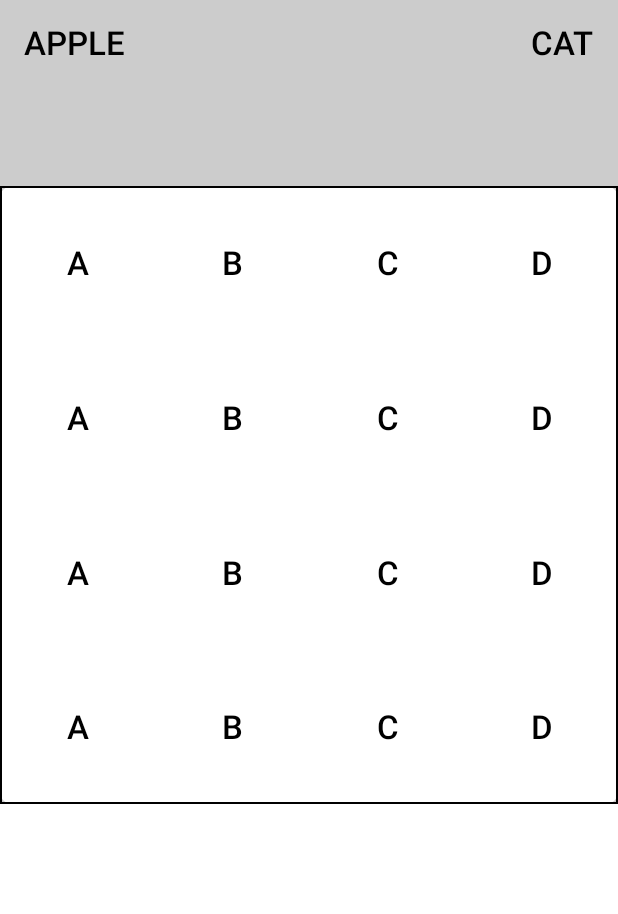
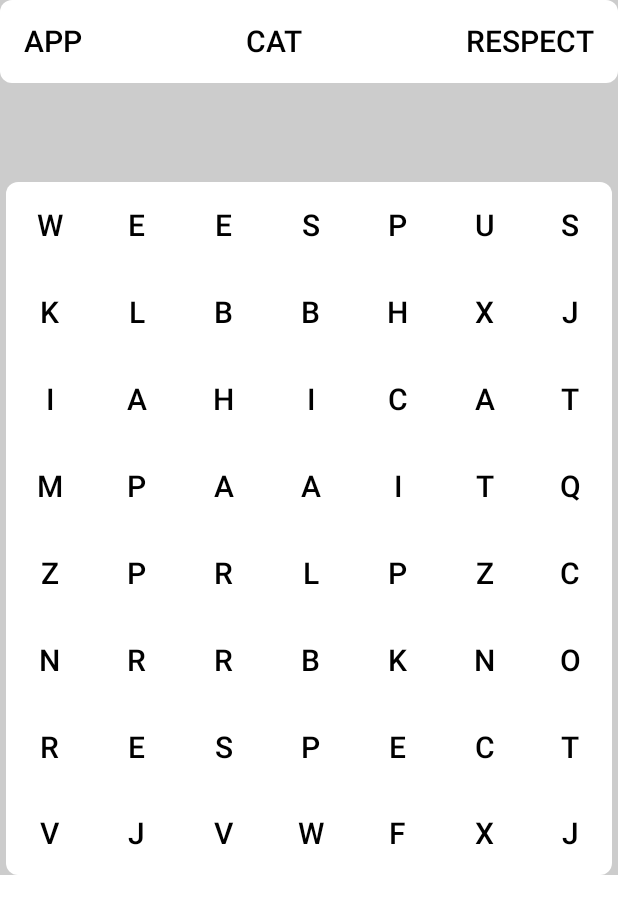
Before and after one commit to ajay020/word-search-game, an Android app built with Jetpack Compose: the @Preview function WordGridPreview, on a phone screen of 412 x 824 dp. Shown: the top 914 px of the screen. Run offline under Robolectric (Android 15) with nearby library versions, the phone set to English and light mode, and no system bars.

Commit message:
fix: fixed the cell size calculation error

```diff
--- a/app/src/main/java/com/example/wordsearch/ui/components/WordGrid.kt
+++ b/app/src/main/java/com/example/wordsearch/ui/components/WordGrid.kt
@@ -22,7 +22,9 @@ import androidx.compose.material3.Text
 import androidx.compose.runtime.Composable
 import androidx.compose.runtime.LaunchedEffect
 import androidx.compose.runtime.collectAsState
+import androidx.compose.runtime.derivedStateOf
 import androidx.compose.runtime.getValue
+import androidx.compose.runtime.remember
 import androidx.compose.ui.Alignment
 import androidx.compose.ui.Modifier
 import androidx.compose.ui.draw.drawBehind
@@ -47,6 +49,7 @@ import androidx.lifecycle.viewmodel.compose.viewModel
 import com.example.wordsearch.data.GridContainerData
 import com.example.wordsearch.data.Line
 import com.example.wordsearch.ui.viewModels.WordGridViewModel
+import com.example.wordsearch.utils.GridUtils.generateGrid
 
 const val TAG = "WordGrid"
 
@@ -71,27 +74,37 @@ fun WordGrid(
     // Use LocalConfiguration to get screen dimensions
     val configuration = LocalConfiguration.current
     val screenWidthDp = configuration.screenWidthDp.dp
+    val padding = 8.dp // for 4.dp padding on each side
+    val adjustedWidth = screenWidthDp - padding
 
-    val numColumns = grid[0].size
+    // Recalculate cell size when the grid changes
+    val cellSize by remember(grid) {
+        derivedStateOf {
+            val numColumns = grid.getOrNull(0)?.size ?: 1
+            when {
+                adjustedWidth < 600.dp -> adjustedWidth / numColumns
+                else -> 56.dp // Large screen size
+            }
+        }
+    }
 
-    Log.d(TAG, " cell size:  ${screenWidthDp/ numColumns}")
+    // Adjust text size based on the number of columns
+    val textSize by remember(grid) {
+        derivedStateOf {
+            val numColumns = grid.getOrNull(0)?.size ?: 1
+            when {
+                numColumns <= 6 -> 26.sp
+                numColumns <= 8 -> 20.sp
+                else -> 18.sp
+            }
+        }
+    }
+    // Get LocalDensity from the composable context
+    val density = LocalDensity.current
 
-    // Define breakpoints and adjust cell size and text size based on screen width
-    val cellSize =
-        when {
-            screenWidthDp < 600.dp -> screenWidthDp / numColumns
-            else -> 56.dp // Large screen size
-        }
-
-    val textSize =
-        when {
-            numColumns <= 6 -> 22.sp // Small screen text size
-            numColumns <= 8 -> 18.sp // Medium screen text size
-            numColumns <= 10 -> 16.sp // Medium screen text size
-            else -> 14.sp // Large screen text size
-        }
-
-    Log.d(TAG, "cellSize: $cellSize textSize: $textSize screenWidth: $screenWidthDp")
+    LaunchedEffect(cellSize) {
+        viewModel.updateCellSizePx((density.run { cellSize.toPx() }))
+    }
 
     Column(
         modifier =
@@ -134,16 +147,13 @@ fun GridContainer(
     textSize: TextUnit,
     positionOfHintWord: Pair<Int, Int>?,
 ) {
-    val cellSizePx = with(LocalDensity.current) { gridData.cellSize.toPx() }
-
     Box(
         modifier =
             Modifier
                 .size(gridData.cellSize * gridData.grid[0].size, gridData.cellSize * gridData.grid.size)
                 .background(Color.White, shape = RoundedCornerShape(8.dp))
                 .drawLines(gridData.selectedLines, gridData.currentLine)
-                .border(1.dp, Color.Black)
-                .handleGestures(viewModel, cellSizePx),
+                .handleGestures(viewModel),
         contentAlignment = Alignment.Center,
     ) {
         GridDisplay(
@@ -249,15 +259,12 @@ fun DrawScope.drawLinePath(
     )
 }
 
-fun Modifier.handleGestures(
-    viewModel: WordGridViewModel,
-    cellSizePx: Float,
-): Modifier =
+fun Modifier.handleGestures(viewModel: WordGridViewModel): Modifier =
     pointerInput(Unit) {
         detectDragGestures(
-            onDragStart = { offset -> viewModel.onDragStart(offset, cellSizePx) },
+            onDragStart = { offset -> viewModel.onDragStart(offset) },
             onDragEnd = { viewModel.onDragEnd() },
-            onDrag = { change, _ -> viewModel.onDrag(change.position, cellSizePx) },
+            onDrag = { change, _ -> viewModel.onDrag(change.position) },
         )
     }
 
@@ -301,7 +308,7 @@ fun WordList(
     FlowRow(
         modifier =
             modifier
-                .background(Color.Transparent, shape = RoundedCornerShape(8.dp))
+                .background(Color.White, shape = RoundedCornerShape(8.dp))
                 .padding(8.dp),
         maxItemsInEachRow = 4,
         horizontalArrangement = Arrangement.SpaceBetween,
@@ -327,24 +334,18 @@ fun WordList(
 @Preview(showBackground = true)
 @Composable
 private fun WordGridPreview() {
-    val grid =
-        listOf(
-            listOf('A', 'B', 'C', 'D'),
-            listOf('A', 'B', 'C', 'D'),
-            listOf('A', 'B', 'C', 'D'),
-            listOf('A', 'B', 'C', 'D'),
-        )
     val words =
         listOf(
-            "APPLE",
+            "APP",
             "CAT",
+            "RESPECT",
         )
 
     val viewModel = WordGridViewModel()
 
     WordGrid(
         viewModel = viewModel,
-        grid = grid,
+        grid = generateGrid(words),
         wordList = words,
     )
 
```
Also changed, not shown: app/src/main/assets/puzzles.json (+7 -7 lines), app/src/main/java/com/example/wordsearch/ui/screens/GameScreen.kt (+4 -7 lines), app/src/main/java/com/example/wordsearch/ui/viewModels/WordGridViewModel.kt (+26 -17 lines), app/src/main/java/com/example/wordsearch/utils/GridUtils.kt (+7 -3 lines).
